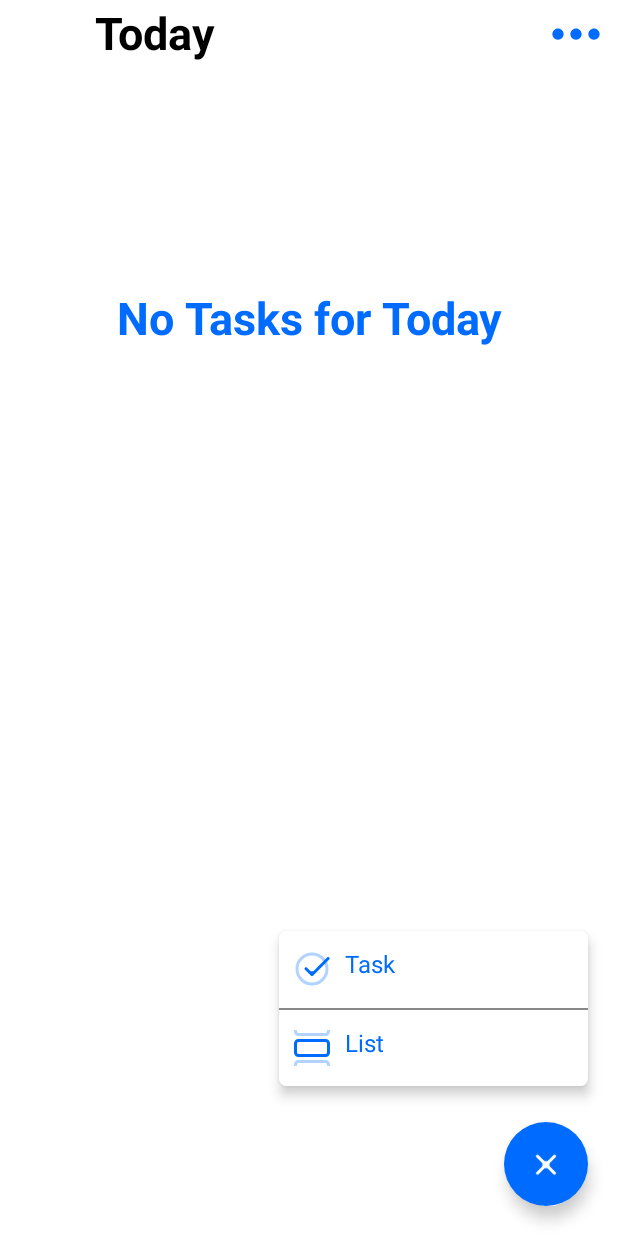
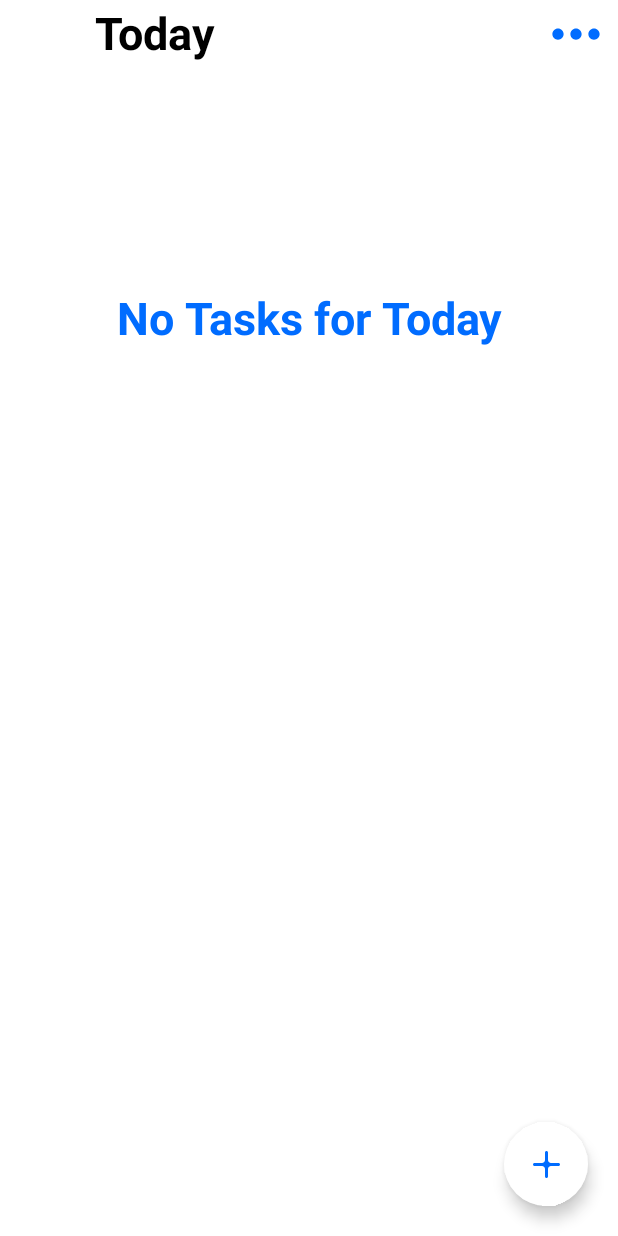
Before and after one commit to durbek03/ToDoApp-with-Jetpack-Compose, an Android app built with Jetpack Compose: the screen it shows after launch (MainActivity), after a tap on "Task", on a phone screen of 412 x 824 dp. Run offline under Robolectric (Android 15) with nearby library versions, the phone set to English and light mode, and no system bars; our stand-ins replace Room's generated code; 1 other tap on this screen came first.

Commit message:
fab action added and app structured better

```diff
--- a/app/src/main/java/com/example/mvcexample/MainActivity.kt
+++ b/app/src/main/java/com/example/mvcexample/MainActivity.kt
@@ -9,18 +9,18 @@ import androidx.compose.animation.ExperimentalAnimationApi
 import androidx.compose.animation.animateColorAsState
 import androidx.compose.animation.core.animateFloatAsState
 import androidx.compose.foundation.clickable
+import androidx.compose.foundation.interaction.MutableInteractionSource
 import androidx.compose.foundation.layout.*
-import androidx.compose.foundation.shape.RoundedCornerShape
 import androidx.compose.material.*
 import androidx.compose.runtime.*
 import androidx.compose.ui.Alignment
 import androidx.compose.ui.Modifier
 import androidx.compose.ui.draw.rotate
 import androidx.compose.ui.graphics.Color
-import androidx.compose.ui.res.colorResource
 import androidx.compose.ui.res.painterResource
 import androidx.compose.ui.unit.dp
 import androidx.lifecycle.lifecycleScope
+import com.example.mvcexample.composables.FabDialog
 import com.example.mvcexample.controller.Controller
 import com.example.mvcexample.home.HomeScreen
 import com.example.mvcexample.room.database.AppDatabase
@@ -32,47 +32,51 @@ import kotlinx.coroutines.launch
 
 class MainActivity : ComponentActivity() {
     lateinit var controller: Controller
+
     @ExperimentalAnimationApi
     override fun onCreate(savedInstanceState: Bundle?) {
         super.onCreate(savedInstanceState)
         setContent {
             MVCexampleTheme {
                 Surface(color = MaterialTheme.colors.background) {
+                    var addCategoryDialogState by remember {
+                        mutableStateOf(false)
+                    }
+
                     var categoryList by remember {
                         mutableStateOf(listOf<CategoryWithTask>())
                     }
                     var taskList by remember {
                         mutableStateOf(listOf<Task>())
                     }
-                    HomeScreen(categoryList, taskList).HomeScreen()
-                    FabWithDialog()
 
-                    lifecycleScope.launch(Dispatchers.IO) {
-                        controller = Controller(AppDatabase.getInstance(this@MainActivity))
-                        val allTasks = controller.getAllTasks()
-                        val categoryWithTask = controller.getCategoryWithTask()
-                        categoryList = categoryWithTask
-                        taskList = allTasks
-                    }
-                }
-            }
-        }
+                    val interactionSource = remember { MutableInteractionSource() }
+
+                    var fabState by remember {
+                        mutableStateOf(FabState.NOTROTATED)
                     }
 
-    @ExperimentalAnimationApi
-    @Composable
-    fun FabWithDialog() {
                     var showFabDialog by remember {
                         mutableStateOf(false)
                     }
 
+                    val homeScreen = HomeScreen(categoryList, taskList)
+                    homeScreen.HomeScreen(modifier = Modifier
+                        .clickable(indication = null, interactionSource = interactionSource) {
+                            if (fabState == FabState.ROTATED) fabState = FabState.NOTROTATED
+                        }
+                    )
+
                     Box(modifier = Modifier.fillMaxSize(), contentAlignment = Alignment.BottomEnd) {
                         AnimatedVisibility(visible = showFabDialog) {
-                FabDialog()
+                            FabDialog({
+                                fabState = FabState.NOTROTATED
+                            }, {
+
+                                fabState = FabState.NOTROTATED
+                            })
                         }
-            var fabState by remember {
-                mutableStateOf(FabState.NOTROTATED)
-            }
+
                         var backColorState by remember {
                             mutableStateOf(value = Color.White)
                         }
@@ -91,19 +95,19 @@ class MainActivity : ComponentActivity() {
                                 backColorState = Color(0xFF006CFF)
                                 iconColor = Color.White
                                 rotationState = 45f
+                                showFabDialog = true
                             } else {
                                 backColorState = Color.White
                                 iconColor = Color(0xFF006CFF)
                                 rotationState = 0f
+                                showFabDialog = false
                             }
                         }
 
                         FloatingActionButton(
                             onClick = {
-                    showFabDialog = !showFabDialog
-                    fabState = if (showFabDialog) {
-                        FabState.ROTATED
-                    } else FabState.NOTROTATED
+                                fabState =
+                                    if (fabState == FabState.ROTATED) FabState.NOTROTATED else FabState.ROTATED
                             },
                             backgroundColor = animateBackColor.value,
                             modifier = Modifier
@@ -117,50 +121,16 @@ class MainActivity : ComponentActivity() {
                             )
                         }
                     }
-    }
 
-    @Composable
-    fun FabDialog() {
-        Surface(
-            modifier = Modifier
-                .fillMaxWidth(0.5f)
-                .aspectRatio(2f)
-                .offset((-20).dp, (-100).dp),
-            elevation = 5.dp,
-            shape = RoundedCornerShape(5.dp)
-        ) {
-            Column(
-                modifier = Modifier.fillMaxWidth(),
-                verticalArrangement = Arrangement.SpaceEvenly
-            ) {
-                Row(modifier = Modifier
-                    .fillMaxWidth()
-                    .clickable {
-                    }) {
-                    Spacer(modifier = Modifier.width(10.dp))
-                    Icon(
-                        painter = painterResource(id = R.drawable.ic_task),
-                        contentDescription = "ic_task",
-                        tint = colorResource(id = R.color.blue)
-                    )
-                    Spacer(modifier = Modifier.width(10.dp))
-                    Text(text = "Task", color = colorResource(id = R.color.blue))
-                }
-                Divider(thickness = 1.dp, color = Color.Gray)
-                Row(modifier = Modifier
-                    .fillMaxWidth()
-                    .clickable {
-                    }) {
-                    Spacer(modifier = Modifier.width(10.dp))
-                    Icon(
-                        painter = painterResource(id = R.drawable.ic_category),
-                        contentDescription = "ic_category",
-                        tint = colorResource(id = R.color.blue)
-                    )
-                    Spacer(modifier = Modifier.width(10.dp))
-                    Text(text = "List", color = colorResource(id = R.color.blue))
+                    lifecycleScope.launch(Dispatchers.IO) {
+                        controller = Controller(AppDatabase.getInstance(this@MainActivity))
+                        val allTasks = controller.getAllTasks()
+                        val categoryWithTask = controller.getCategoryWithTask()
+                        categoryList = categoryWithTask
+                        taskList = allTasks
                     }
                 }
             }
         }
     }
+}
--- /dev/null
+++ b/app/src/main/java/com/example/mvcexample/composables/FabDialog.kt
@@ -0,0 +1,64 @@
+package com.example.mvcexample.composables
+
+import androidx.compose.foundation.clickable
+import androidx.compose.foundation.layout.*
+import androidx.compose.foundation.shape.RoundedCornerShape
+import androidx.compose.material.Divider
+import androidx.compose.material.Icon
+import androidx.compose.material.Surface
+import androidx.compose.material.Text
+import androidx.compose.runtime.Composable
+import androidx.compose.ui.Modifier
+import androidx.compose.ui.graphics.Color
+import androidx.compose.ui.res.colorResource
+import androidx.compose.ui.res.painterResource
+import androidx.compose.ui.unit.dp
+import com.example.mvcexample.R
+
+
+@Composable
+fun FabDialog(taskPicked: () -> Unit, listPicked: () -> Unit) {
+    Surface(
+        modifier = Modifier
+            .fillMaxWidth(0.5f)
+            .aspectRatio(2f)
+            .offset((-20).dp, (-100).dp),
+        elevation = 5.dp,
+        shape = RoundedCornerShape(5.dp)
+    ) {
+        Column(
+            modifier = Modifier.fillMaxWidth(),
+            verticalArrangement = Arrangement.SpaceEvenly
+        ) {
+            Row(modifier = Modifier
+                .fillMaxWidth()
+                .clickable {
+                    taskPicked.invoke()
+                }) {
+                Spacer(modifier = Modifier.width(10.dp))
+                Icon(
+                    painter = painterResource(id = R.drawable.ic_task),
+                    contentDescription = "ic_task",
+                    tint = colorResource(id = R.color.blue)
+                )
+                Spacer(modifier = Modifier.width(10.dp))
+                Text(text = "Task", color = colorResource(id = R.color.blue))
+            }
+            Divider(thickness = 1.dp, color = Color.Gray)
+            Row(modifier = Modifier
+                .fillMaxWidth()
+                .clickable {
+                    listPicked.invoke()
+                }) {
+                Spacer(modifier = Modifier.width(10.dp))
+                Icon(
+                    painter = painterResource(id = R.drawable.ic_category),
+                    contentDescription = "ic_category",
+                    tint = colorResource(id = R.color.blue)
+                )
+                Spacer(modifier = Modifier.width(10.dp))
+                Text(text = "List", color = colorResource(id = R.color.blue))
+            }
+        }
+    }
+}
--- a/app/src/main/java/com/example/mvcexample/home/HomeScreen.kt
+++ b/app/src/main/java/com/example/mvcexample/home/HomeScreen.kt
@@ -1,15 +1,7 @@
 package com.example.mvcexample.home
 
-import android.widget.Toast
-import androidx.compose.animation.AnimatedVisibility
 import androidx.compose.animation.ExperimentalAnimationApi
-import androidx.compose.animation.animateColorAsState
-import androidx.compose.animation.core.animateDpAsState
-import androidx.compose.animation.core.animateFloatAsState
-import androidx.compose.animation.core.animateValue
-import androidx.compose.animation.core.updateTransition
 import androidx.compose.foundation.background
-import androidx.compose.foundation.clickable
 import androidx.compose.foundation.layout.*
 import androidx.compose.foundation.lazy.LazyColumn
 import androidx.compose.foundation.lazy.itemsIndexed
@@ -19,18 +11,14 @@ import androidx.compose.runtime.*
 import androidx.compose.ui.Alignment
 import androidx.compose.ui.Modifier
 import androidx.compose.ui.draw.clip
-import androidx.compose.ui.draw.rotate
 import androidx.compose.ui.graphics.Color
-import androidx.compose.ui.platform.LocalContext
 import androidx.compose.ui.res.colorResource
 import androidx.compose.ui.res.painterResource
 import androidx.compose.ui.text.font.FontWeight
 import androidx.compose.ui.text.style.TextAlign
 import androidx.compose.ui.unit.dp
 import androidx.compose.ui.unit.sp
-import com.example.mvcexample.FabState
 import com.example.mvcexample.R
-import com.example.mvcexample.room.database.AppDatabase
 import com.example.mvcexample.room.entity.Category
 import com.example.mvcexample.room.entity.CategoryWithTask
 import com.example.mvcexample.room.entity.Task
@@ -39,9 +27,9 @@ class HomeScreen(val categoryList: List<CategoryWithTask>, val taskList: List<Ta
 
     @ExperimentalAnimationApi
     @Composable
-    fun HomeScreen() {
+    fun HomeScreen(modifier: Modifier = Modifier) {
         Column(
-            modifier = Modifier
+            modifier = modifier
                 .fillMaxSize()
         ) {
             TopAppBar()
```
Lines whose indentation alone changed are shown as unchanged.
